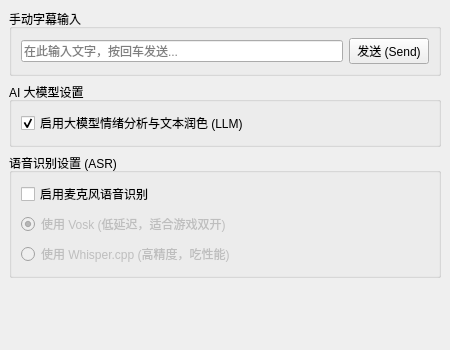
Qt form src/ui/MainWindow.ui (SleepingCatXD/Kotocord) before a commit.
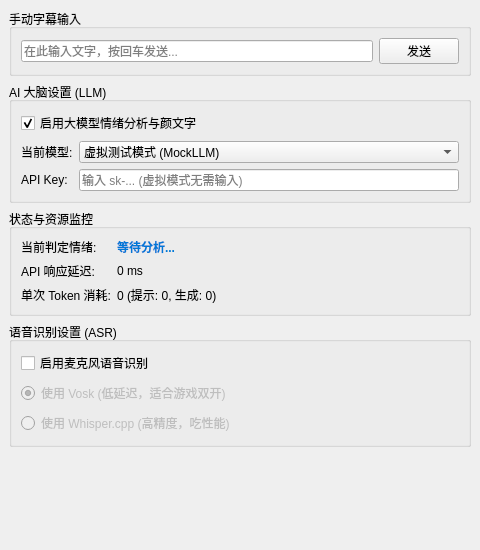
The same form after that commit.

The edit to the form file:
```diff
--- a/src/ui/MainWindow.ui
+++ b/src/ui/MainWindow.ui
@@ -6,8 +6,8 @@
 			<rect>
 				<x>0</x>
 				<y>0</y>
-				<width>450</width>
-				<height>350</height>
+				<width>480</width>
+				<height>550</height>
 			</rect>
 		</property>
 		<property name="windowTitle">
@@ -31,7 +31,7 @@
 							<item>
 								<widget class="QPushButton" name="btnSend">
 									<property name="text">
-										<string>发送 (Send)</string>
+										<string>发送</string>
 									</property>
 								</widget>
 							</item>
@@ -41,22 +41,122 @@
 				<item>
 					<widget class="QGroupBox" name="groupBoxLLM">
 						<property name="title">
-							<string>AI 大模型设置</string>
+							<string>AI 大脑设置 (LLM)</string>
 						</property>
-						<layout class="QVBoxLayout" name="verticalLayout_2">
-							<item>
+						<layout class="QFormLayout" name="formLayoutLLM">
+							<item row="0" column="0" colspan="2">
 								<widget class="QCheckBox" name="chkEnableLLM">
 									<property name="text">
-										<string>启用大模型情绪分析与文本润色 (LLM)</string>
+										<string>启用大模型情绪分析与颜文字</string>
 									</property>
 									<property name="checked">
 										<bool>true</bool>
 									</property>
 								</widget>
 							</item>
+							<item row="1" column="0">
+								<widget class="QLabel" name="labelModel">
+									<property name="text">
+										<string>当前模型:</string>
+									</property>
+								</widget>
+							</item>
+							<item row="1" column="1">
+								<widget class="QComboBox" name="comboModel">
+									<item>
+										<property name="text">
+											<string>虚拟测试模式 (MockLLM)</string>
+										</property>
+									</item>
+									<item>
+										<property name="text">
+											<string>DeepSeek V3 (云端)</string>
+										</property>
+									</item>
+								</widget>
+							</item>
+							<item row="2" column="0">
+								<widget class="QLabel" name="labelApiKey">
+									<property name="text">
+										<string>API Key:</string>
+									</property>
+								</widget>
+							</item>
+							<item row="2" column="1">
+								<widget class="QLineEdit" name="inputApiKey">
+									<property name="echoMode">
+										<enum>QLineEdit::Password</enum>
+									</property>
+									<property name="placeholderText">
+										<string>输入 sk-... (虚拟模式无需输入)</string>
+									</property>
+								</widget>
+							</item>
 						</layout>
 					</widget>
 				</item>
+
+				<item>
+					<widget class="QGroupBox" name="groupBoxMonitor">
+						<property name="title">
+							<string>状态与资源监控</string>
+						</property>
+						<layout class="QFormLayout" name="formLayoutMonitor">
+							<item row="0" column="0">
+								<widget class="QLabel" name="labelEmotionTitle">
+									<property name="text">
+										<string>当前判定情绪:</string>
+									</property>
+								</widget>
+							</item>
+							<item row="0" column="1">
+								<widget class="QLabel" name="lblCurrentEmotion">
+									<property name="text">
+										<string>等待分析...</string>
+									</property>
+									<property name="font">
+										<font>
+											<weight>75</weight>
+											<bold>true</bold>
+										</font>
+									</property>
+									<property name="styleSheet">
+										<string>color: #0078D7;</string>
+									</property>
+								</widget>
+							</item>
+							<item row="1" column="0">
+								<widget class="QLabel" name="labelLatencyTitle">
+									<property name="text">
+										<string>API 响应延迟:</string>
+									</property>
+								</widget>
+							</item>
+							<item row="1" column="1">
+								<widget class="QLabel" name="lblLatency">
+									<property name="text">
+										<string>0 ms</string>
+									</property>
+								</widget>
+							</item>
+							<item row="2" column="0">
+								<widget class="QLabel" name="labelTokenTitle">
+									<property name="text">
+										<string>单次 Token 消耗:</string>
+									</property>
+								</widget>
+							</item>
+							<item row="2" column="1">
+								<widget class="QLabel" name="lblTokens">
+									<property name="text">
+										<string>0 (提示: 0, 生成: 0)</string>
+									</property>
+								</widget>
+							</item>
+						</layout>
+					</widget>
+				</item>
+
 				<item>
 					<widget class="QGroupBox" name="groupBoxASR">
 						<property name="title">
```
Left out of the diff: 5 changed lines with no effect on the pictures.
